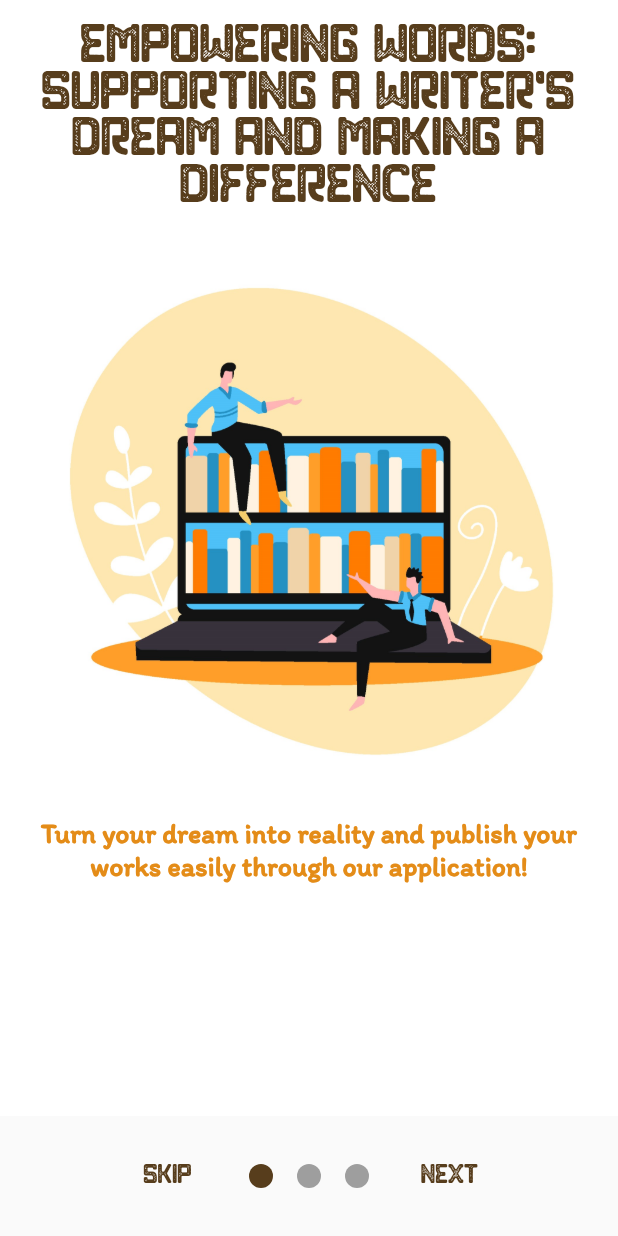
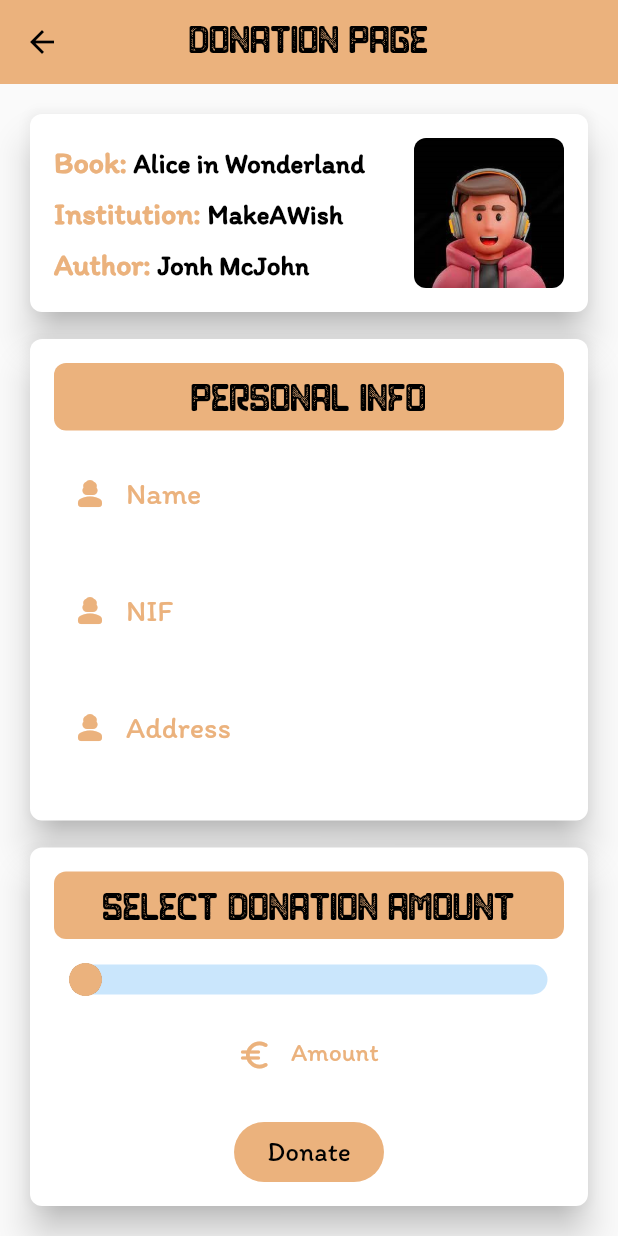
Before and after one commit to ruisilvavpa/PBH_Project, a Flutter app: the screen it shows after launch, on a phone screen of 412 x 824 dp. Run offline on Flutter 3.47's test engine with Material 2 defaults, Android fonts, the phone set to English and light mode, and no system bars; drawn by our look-alikes of smooth_page_indicator; our stand-ins replace get, percent_indicator, shared_preferences.

Commit message:
ya muita coisa

```diff
--- a/lib/main.dart
+++ b/lib/main.dart
@@ -4,6 +4,7 @@ import 'package:pbh_project/screens/book_profile_page/book_profile_banner.dart';
 import 'package:pbh_project/reusable_widgets/loading_overlay.dart';
 import 'package:pbh_project/screens/book_profile_page/book_profile_screen.dart';
 import 'package:pbh_project/screens/discovery_screen.dart';
+import 'package:pbh_project/screens/donation_screen.dart';
 import 'package:pbh_project/screens/onboarding/onboarding_screen.dart';
 import 'package:pbh_project/screens/profile_screen.dart';
 
@@ -21,8 +22,8 @@ class MyApp extends StatelessWidget {
       theme: ThemeData(
         cardColor: const Color.fromRGBO(191, 229, 192, 1),
       ),
-      home: const LoadingOverlay(
-        child: OnBoardingScreen(),
+      home: LoadingOverlay(
+        child: DonationScreen(),
       ),
     );
   }
--- a/lib/resources/strings.dart
+++ b/lib/resources/strings.dart
@@ -44,6 +44,11 @@ class Strings {
   static const String kDiscoverySearchIsEmpty = 'Type a keyword\n'
       'to show results!';
 
+  //DONATION
+  static const String kDonationPersonalInfo = 'Personal Info';
+  static const String kDonationAmount = 'Select Donation Amount';
+  static const String kDonationSubmit = 'Donate';
+
   //INPUT FIELDS
   static const String kFieldEmail = "Email";
   static const String kFieldEmailError = "Please insert a valid email.";
@@ -52,6 +57,8 @@ class Strings {
       "The password needs to have at least 8 characteres.";
   static const String kFieldSearch = 'Search for writters or books...';
   static const String kFieldName = "Name";
+  static const String kFieldNIF = "NIF";
+  static const String kFieldAddress = "Address";
   static const String kProfileHeading = 'User Name';
   static const String kSubProfileHeading = 'emailUser@email.com';
   static const String kSettingsHeading = 'Settings';
--- a/lib/reusable_widgets/input_fields.dart
+++ b/lib/reusable_widgets/input_fields.dart
@@ -23,17 +23,17 @@ class InputTextFieldWidget extends StatelessWidget {
       child: TextField(
         controller: textEditingController,
         style: kInputField,
-        cursorColor: kPrimaryColor,
+        cursorColor: writterLogoColor,
         autocorrect: false,
         keyboardType: keyboardType,
         obscureText: obscureValue,
         decoration: InputDecoration(
           prefixIcon: Icon(
             icon,
-            color: kPrimaryColor,
+            color: writterLogoColor,
           ),
           labelText: hintText,
-          labelStyle: TextStyle(color: kBackgroundColor),
+          labelStyle: TextStyle(color: writterLogoColor),
           filled: true,
           helperText: " ",
           floatingLabelBehavior: FloatingLabelBehavior.never,
--- a/lib/screens/discovery_page/my_grid_view.dart
+++ b/lib/screens/discovery_page/my_grid_view.dart
@@ -31,11 +31,11 @@
             child: Align(
               alignment: Alignment.center,
               child: Padding(
-                padding: EdgeInsets.all(5),
+                padding: const EdgeInsets.all(5),
                 child: Text(
                   'Genre $index',
                   textAlign: TextAlign.center,
-                  style: TextStyle(
+                  style: const TextStyle(
                     fontSize: 14,
                   ),
                 ),
--- a/lib/screens/discovery_screen.dart
+++ b/lib/screens/discovery_screen.dart
@@ -60,7 +60,7 @@ class _DiscoveryScreenState extends State<DiscoveryScreen> {
                 //this is the rest of the screen stacked
                 //on top of the background
                 Padding(
-                  padding: EdgeInsets.fromLTRB(20, 60, 20, 0),
+                  padding: const EdgeInsets.fromLTRB(20, 60, 20, 0),
                   child: Column(
                     children: [
                       //Title of the screen
--- /dev/null
+++ b/lib/screens/donation_page/donation_amount_card.dart
@@ -0,0 +1,138 @@
+import 'package:flutter/material.dart';
+import 'package:pbh_project/screens/donation_page/info_banner.dart';
+
+import '../../resources/strings.dart';
+import '../../utils/app_styles.dart';
+
+class DonationAmountCard extends StatefulWidget {
+  @override
+  _DonationAmountCardState createState() => _DonationAmountCardState();
+}
+
+class _DonationAmountCardState extends State<DonationAmountCard> {
+  double _donationAmount = 0.0;
+  TextEditingController _textController = TextEditingController();
+
+  @override
+  void initState() {
+    super.initState();
+    _textController = TextEditingController();
+  }
+
+  @override
+  void dispose() {
+    _textController.dispose();
+    super.dispose();
+  }
+
+  void updateDonationAmount(double value) {
+    setState(() {
+      _donationAmount = value;
+      _textController.text = _donationAmount.toStringAsFixed(2);
+    });
+  }
+
+  @override
+  Widget build(BuildContext context) {
+    return Card(
+      color: kBackgroundColor,
+      elevation: 10,
+      shape: RoundedRectangleBorder(
+        borderRadius: BorderRadius.circular(8),
+      ),
+      child: Padding(
+        padding: const EdgeInsets.all(16.0),
+        child: Column(
+          children: [
+            InfoBanner(bannerInfo: Strings.kDonationAmount),
+            SizedBox(height: 16.0),
+            SliderTheme(
+              data: const SliderThemeData(
+                trackHeight: 20,
+                thumbColor: writterLogoColor,
+                thumbShape: RoundSliderThumbShape(
+                  enabledThumbRadius: 11,
+                  elevation: 0,
+                ),
+                overlayShape: RoundSliderOverlayShape(
+                  overlayRadius: 0,
+                ),
+                overlayColor: Colors.transparent,
+                activeTrackColor: writterLogoColor,
+                activeTickMarkColor: Colors.transparent,
+              ),
+              child: Slider(
+                value: _donationAmount,
+                min: 0.0,
+                max: 20.0,
+                divisions: 20,
+                onChanged: (double value) {
+                  updateDonationAmount(value);
+                },
+              ),
+            ),
+            const SizedBox(height: 16.0),
+            SizedBox(
+              height: 68,
+              width: 120,
+              child: TextFormField(
+                controller: _textController,
+                style: kInputField,
+                cursorColor: writterLogoColor,
+                autocorrect: false,
+                keyboardType: TextInputType.number,
+                decoration: InputDecoration(
+                  prefixIcon: const Icon(
+                    Icons.euro_rounded,
+                    color: writterLogoColor,
+                  ),
+                  labelText: 'Amount',
+                  labelStyle: TextStyle(color: writterLogoColor, fontSize: 17),
+                  filled: true,
+                  helperText: " ",
+                  floatingLabelBehavior: FloatingLabelBehavior.never,
+                  fillColor: kBackgroundColor.withOpacity(0.3),
+                  contentPadding: const EdgeInsets.fromLTRB(20, 10.0, 0, 10.0),
+                  border: OutlineInputBorder(
+                      borderRadius: BorderRadius.circular(23.0),
+                      borderSide:
+                          const BorderSide(width: 0, style: BorderStyle.none)),
+                ),
+                onChanged: (String value) {
+                  setState(() {
+                    _donationAmount = double.tryParse(value) ?? 0.0;
+                    if (_donationAmount > 20.0) {
+                      _donationAmount = 20.0;
+                      _textController.text = _donationAmount.toStringAsFixed(2);
+                    }
+                  });
+                },
+              ),
+            ),
+            InkWell(
+              onTap: () {
+                print('Donation Amount: $_donationAmount euros');
+              },
+              child: Container(
+                width: 100,
+                height: 40,
+                decoration: BoxDecoration(
+                    borderRadius: BorderRadius.circular(20),
+                    color: writterLogoColor),
+                child: const Padding(
+                  padding: EdgeInsets.all(8.0),
+                  child: Center(
+                    child: Text(
+                      Strings.kDonationSubmit,
+                      style: kInfoText,
+                    ),
+                  ),
+                ),
+              ),
+            ),
+          ],
+        ),
+      ),
+    );
+  }
+}
--- /dev/null
+++ b/lib/screens/donation_page/donation_texts_spans.dart
@@ -0,0 +1,33 @@
+import 'package:flutter/material.dart';
+import '../../utils/app_styles.dart';
+
+class DonationTextSpans extends StatefulWidget {
+  const DonationTextSpans({Key? key, required this.text1, required this.text2})
+      : super(key: key);
+
+  final String text1;
+  final String text2;
+
+  @override
+  State<DonationTextSpans> createState() => _DonationTextSpansState();
+}
+
+class _DonationTextSpansState extends State<DonationTextSpans> {
+  @override
+  Widget build(BuildContext context) {
+    return Text.rich(
+      TextSpan(
+        text: widget.text1,
+        style:
+            kTextAction, // Assuming kTextAction is a custom text style defined in AppStyles
+        children: [
+          TextSpan(
+            text: widget.text2,
+            style:
+                kInfoText, // Assuming kDescription is a custom text style defined in AppStyles
+          ),
+        ],
+      ),
+    );
+  }
+}
--- /dev/null
+++ b/lib/screens/donation_page/info_banner.dart
@@ -0,0 +1,34 @@
+import 'package:flutter/material.dart';
+
+import '../../utils/app_styles.dart';
+
+class InfoBanner extends StatelessWidget {
+  const InfoBanner({
+    Key? key,
+    required this.bannerInfo,
+  }) : super(key: key);
+
+  final String bannerInfo;
+  @override
+  Widget build(BuildContext context) {
+    return Container(
+      height: 45,
+      width: MediaQuery.of(context).size.width,
+      decoration: BoxDecoration(
+        borderRadius: BorderRadius.circular(8),
+        color: writterLogoColor,
+      ),
+      child: Padding(
+        padding: EdgeInsets.only(
+          top: 5,
+        ),
+        child: Center(
+          child: Text(
+            bannerInfo,
+            style: kTitle1,
+          ),
+        ),
+      ),
+    );
+  }
+}
--- /dev/null
+++ b/lib/screens/donation_page/institution_book_author.dart
@@ -0,0 +1,68 @@
+import 'package:flutter/material.dart';
+import 'package:pbh_project/utils/app_styles.dart';
+
+import 'donation_texts_spans.dart';
+
+class InstitutionBookAuthorCard extends StatefulWidget {
+  ///this is the card with the name of institution, book
+  ///and author's
+  const InstitutionBookAuthorCard({
+    super.key,
+  });
+
+  @override
+  State<InstitutionBookAuthorCard> createState() =>
+      _InstitutionBookAuthorCardState();
+}
+
+class _InstitutionBookAuthorCardState extends State<InstitutionBookAuthorCard> {
+  @override
+  Widget build(BuildContext context) {
+    return Card(
+      color: kBackgroundColor,
+      elevation: 10,
+      shape: RoundedRectangleBorder(
+        borderRadius: BorderRadius.circular(8),
+      ),
+      child: Padding(
+        padding: const EdgeInsets.all(16),
+        child: Row(
+          mainAxisAlignment: MainAxisAlignment.spaceBetween,
+          children: [
+            //column for the info
+            Column(
+              mainAxisAlignment: MainAxisAlignment.spaceBetween,
+              crossAxisAlignment: CrossAxisAlignment.start,
+              children: [
+                DonationTextSpans(
+                  text1: 'Book: ',
+                  text2: 'Alice in Wonderland',
+                ),
+                SizedBox(height: 10),
+                DonationTextSpans(
+                  text1: 'Institution: ',
+                  text2: 'MakeAWish',
+                ),
+                SizedBox(height: 10),
+                DonationTextSpans(
+                  text1: 'Author: ',
+                  text2: 'Jonh McJohn',
+                ),
+              ],
+            ),
+            //image of the book
+            ClipRRect(
+              borderRadius: BorderRadius.circular(8),
+              child: Image.asset(
+                'assets/images/image_profile.jpg',
+                width: 100,
+                height: 100,
+                fit: BoxFit.cover,
+              ),
+            ),
+          ],
+        ),
+      ),
+    );
+  }
+}
--- /dev/null
+++ b/lib/screens/donation_page/personal_info.dart
@@ -0,0 +1,69 @@
+import 'package:flutter/material.dart';
+import 'package:pbh_project/resources/strings.dart';
+import 'package:pbh_project/reusable_widgets/input_fields.dart';
+import 'package:pbh_project/screens/donation_page/info_banner.dart';
+import 'package:pbh_project/utils/app_styles.dart';
+
+class PersonalInformation extends StatefulWidget {
+  ///this is the card with the name of institution, book
+  ///and author's
+  const PersonalInformation({
+    super.key,
+  });
+
+  @override
+  State<PersonalInformation> createState() => _PersonalInformationState();
+}
+
+class _PersonalInformationState extends State<PersonalInformation> {
+  TextEditingController _textController1 = TextEditingController();
+  TextEditingController _textController2 = TextEditingController();
+  TextEditingController _textController3 = TextEditingController();
+  @override
+  void initState() {
+    super.initState();
+    _textController1 = TextEditingController();
+    _textController2 = TextEditingController();
+    _textController3 = TextEditingController();
+  }
+
+  //Disposes the text controller
+  @override
+  void dispose() {
+    _textController1.dispose();
+    _textController2.dispose();
+    _textController3.dispose();
+    super.dispose();
+  }
+
+  @override
+  Widget build(BuildContext context) {
+    return Card(
+      color: kBackgroundColor,
+      elevation: 10,
+      shape: RoundedRectangleBorder(
+        borderRadius: BorderRadius.circular(8),
+      ),
+      child: Padding(
+        padding: const EdgeInsets.all(16),
+        child: Column(
+          mainAxisAlignment: MainAxisAlignment.spaceBetween,
+          children: [
+            InfoBanner(
+              bannerInfo: Strings.kDonationPersonalInfo,
+            ),
+            const SizedBox(height: 20),
+            InputTextFieldWidget(_textController1, Strings.kFieldName,
+                Icons.person_3_rounded, false),
+            const SizedBox(height: 10),
+            InputTextFieldWidget(_textController2, Strings.kFieldNIF,
+                Icons.person_3_rounded, false),
+            const SizedBox(height: 10),
+            InputTextFieldWidget(_textController3, Strings.kFieldAddress,
+                Icons.person_3_rounded, false),
+          ],
+        ),
+      ),
+    );
+  }
+}
--- /dev/null
+++ b/lib/screens/donation_screen.dart
@@ -0,0 +1,47 @@
+import 'package:flutter/material.dart';
+import 'package:pbh_project/reusable_widgets/app_bar.dart';
+import 'package:pbh_project/screens/donation_page/donation_amount_card.dart';
+import 'package:pbh_project/screens/donation_page/personal_info.dart';
+import 'donation_page/institution_book_author.dart';
+
+class DonationScreen extends StatefulWidget {
+  const DonationScreen({super.key});
+
+  @override
+  State<DonationScreen> createState() => _DonationScreenState();
+}
+
+class _DonationScreenState extends State<DonationScreen> {
+  @override
+  Widget build(BuildContext context) {
+    return Scaffold(
+        appBar: const CustomAppBar(
+          title: 'Donation Page',
+        ),
+        body: Container(
+          padding: const EdgeInsets.all(16.0),
+          child: LayoutBuilder(
+            builder: (BuildContext context, BoxConstraints constraints) {
+              return SingleChildScrollView(
+                child: ConstrainedBox(
+                  constraints: BoxConstraints(
+                    minHeight: constraints.maxHeight,
+                  ),
+                  child: Column(
+                    mainAxisAlignment: MainAxisAlignment.spaceAround,
+                    crossAxisAlignment: CrossAxisAlignment.stretch,
+                    children: [
+                      InstitutionBookAuthorCard(),
+                      const SizedBox(height: 10.0),
+                      PersonalInformation(),
+                      const SizedBox(height: 10.0),
+                      DonationAmountCard(),
+                    ],
+                  ),
+                ),
+              );
+            },
+          ),
+        ));
+  }
+}
--- a/lib/utils/app_styles.dart
+++ b/lib/utils/app_styles.dart
@@ -33,13 +33,13 @@ const kTitle0 = TextStyle(
 
 const kTitle1 = TextStyle(
   fontFamily: 'Khepri',
-  fontSize: 15,
+  fontSize: 20,
   color: Colors.black,
 );
 
 const kTitle2 = TextStyle(
   fontFamily: 'Khepri',
-  fontSize: 10,
+  fontSize: 15,
   color: Colors.black,
 );
 
@@ -61,10 +61,16 @@ const kInputField = TextStyle(
 );
 
 const kTextAction = TextStyle(
-  color: Colors.black,
+  color: writterLogoColor,
   fontFamily: 'Itim',
   fontSize: 20,
   fontWeight: FontWeight.bold,
+);
+
+const kInfoText = TextStyle(
+  color: Colors.black,
+  fontFamily: 'Itim',
+  fontSize: 18,
 );
 
 // BUTTON STYLE
```
